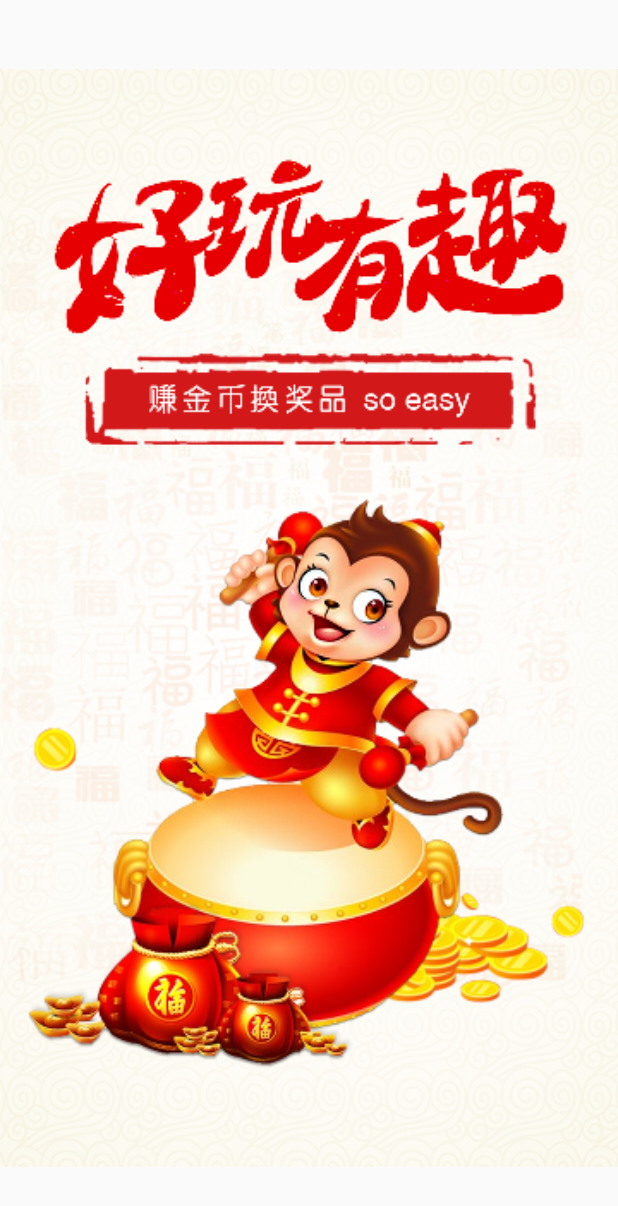
After one commit to Micheal761463706/ShoppingTide, an Android app: the Welcome_Image screen opened directly, with no data from a screen before it, on a phone screen of 412 x 824 dp. The commit adds this screen. Shown: the top 1206 px of the screen. Run offline under Robolectric (Android 15) with nearby library versions, the phone set to English and light mode, and no system bars.

Commit message:
添加欢迎页

```diff
--- a/app/src/main/AndroidManifest.xml
+++ b/app/src/main/AndroidManifest.xml
@@ -11,14 +11,16 @@
         android:icon="@mipmap/ic_launcher"
         android:label="@string/app_name"
         android:supportsRtl="true"
-        android:theme="@style/AppTheme" >
-        <activity android:name=".Activity.MainActivity" >
+        android:theme="@style/Theme.AppCompat.Light.NoActionBar" >
+        <activity android:name=".Activity.MainActivity" > </activity>
+        <activity android:name=".Activity.Welcome_Image">
             <intent-filter>
                 <action android:name="android.intent.action.MAIN" />
 
                 <category android:name="android.intent.category.LAUNCHER" />
             </intent-filter>
         </activity>
+        <activity android:name=".Activity.Welcome_page"/>
     </application>
 
 </manifest>
--- /dev/null
+++ b/app/src/main/java/com/micheal/shoppingtide/Activity/Welcome_Image.java
@@ -0,0 +1,51 @@
+package com.micheal.shoppingtide.Activity;
+
+import android.content.Intent;
+import android.os.Handler;
+import android.widget.ImageView;
+
+import com.micheal.shoppingtide.Adapter.BaseActivity;
+import com.micheal.shoppingtide.R;
+
+import java.util.Random;
+
+public class Welcome_Image extends BaseActivity {
+
+    private ImageView iv;
+    private Handler handler;
+
+    @Override
+    protected int contentView() {
+        return R.layout.activity_welcome_image;
+    }
+
+    /**
+     *  初始化方法
+     */
+    @Override
+    protected void initView() {
+
+        iv = (ImageView) findViewById(R.id.welcome_iv);
+        handler = new Handler();
+    }
+
+    /**
+     *  加载数据
+     */
+    @Override
+    protected void dataLoad() {
+
+        // 添加随机数用于展示随机图片
+        Random ra =new Random();
+        int imageId = getResources().getIdentifier("iv_guide_"+ra.nextInt(3),"mipmap",getPackageName());
+        iv.setImageResource(imageId);
+
+        // 等待3秒后执行跳转
+        handler.postDelayed(new Runnable() {
+            @Override
+            public void run() {
+                startActivity(new Intent(Welcome_Image.this,Welcome_page.class));
+            }
+        },3000);
+    }
+}
--- a/app/src/main/java/com/micheal/shoppingtide/Adapter/BaseActivity.java
+++ b/app/src/main/java/com/micheal/shoppingtide/Adapter/BaseActivity.java
@@ -24,13 +24,13 @@ public abstract class BaseActivity extends AppCompatActivity{
     /**
      *  用于初始化控件方法
      */
-    private void initView() {
+    protected void initView() {
     }
 
     /**
      *  用于加载数据
      */
-    private void dataLoad() {
+    protected void dataLoad() {
     }
 
 
--- /dev/null
+++ b/app/src/main/res/layout/activity_welcome_image.xml
@@ -0,0 +1,14 @@
+<?xml version="1.0" encoding="utf-8"?>
+<RelativeLayout xmlns:android="http://schemas.android.com/apk/res/android"
+    xmlns:tools="http://schemas.android.com/tools"
+    android:layout_width="match_parent"
+    android:layout_height="match_parent"
+    tools:context="com.micheal.shoppingtide.Activity.Welcome_Image">
+
+    <ImageView
+        android:id="@+id/welcome_iv"
+        android:layout_width="match_parent"
+        android:layout_height="match_parent"
+        android:src="@mipmap/ic_launcher"/>
+
+</RelativeLayout>
```
Also changed, not shown: app/src/main/java/com/micheal/shoppingtide/Activity/Welcome_page.java (added, +33 -0 lines), app/src/main/res/layout/activity_welcome_page.xml (added, +13 -0 lines), app/src/main/res/mipmap-hdpi/ic_launcher.png, app/src/main/res/mipmap-xhdpi/ic_launcher.png, app/src/main/res/mipmap-xxhdpi/ic_launcher.png, app/src/main/res/mipmap-xxhdpi/iv_guide_0.png (added), app/src/main/res/mipmap-xxhdpi/iv_guide_1.png (added), app/src/main/res/mipmap-xxhdpi/iv_guide_2.png (added), app/src/main/res/mipmap-xxxhdpi/ic_launcher.png.
